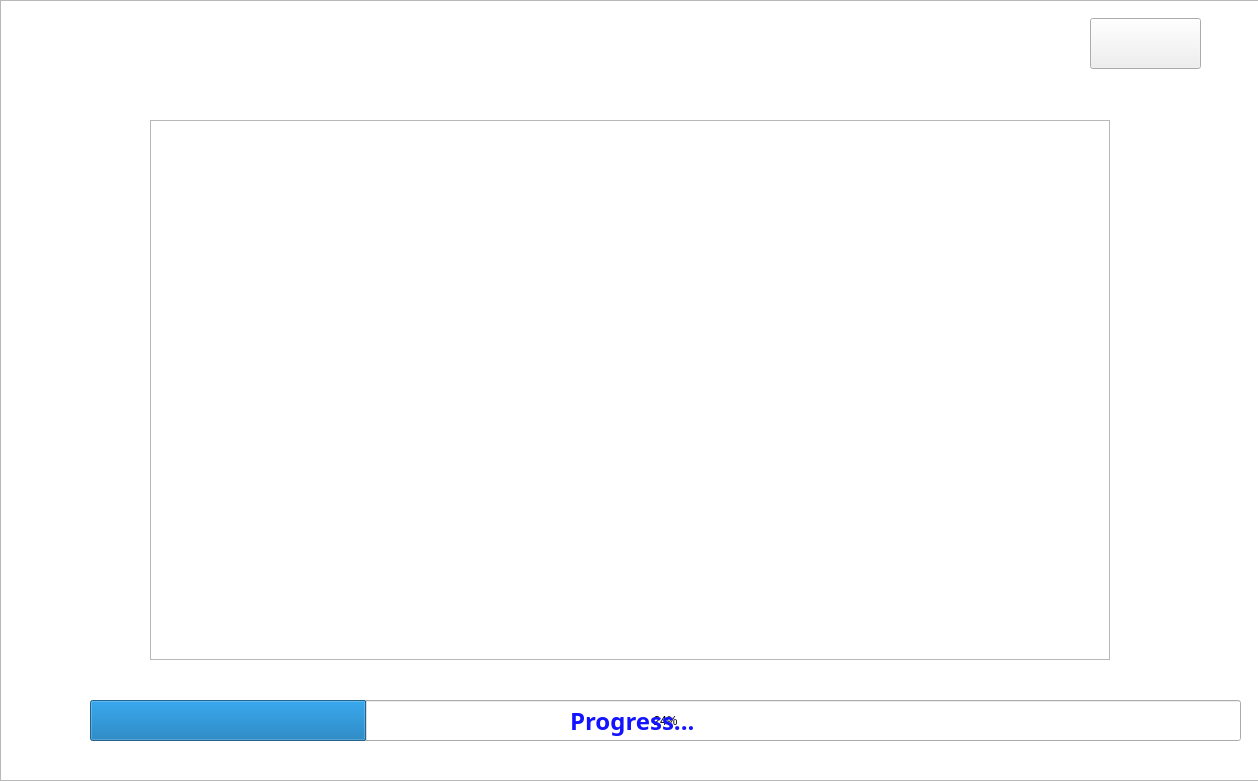
Old version of the form ui/store.ui in the repository Algostu/chungyo.
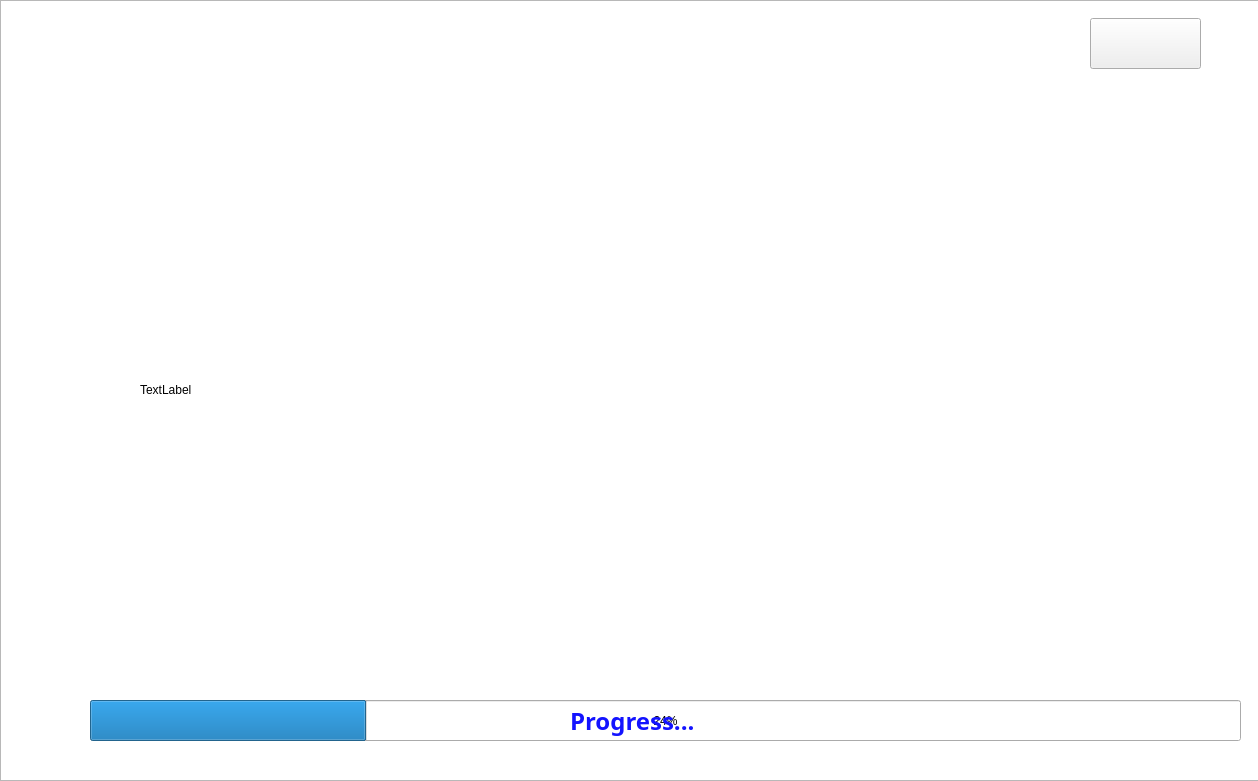
New version of the form. Icons and pictures are not drawn.

```diff
--- a/ui/store.ui
+++ b/ui/store.ui
@@ -67,22 +67,6 @@
      <string/>
     </property>
    </widget>
-   <widget class="QFrame" name="frame">
-    <property name="geometry">
-     <rect>
-      <x>150</x>
-      <y>120</y>
-      <width>960</width>
-      <height>540</height>
-     </rect>
-    </property>
-    <property name="frameShape">
-     <enum>QFrame::StyledPanel</enum>
-    </property>
-    <property name="frameShadow">
-     <enum>QFrame::Raised</enum>
-    </property>
-   </widget>
    <widget class="QGraphicsView" name="graphicsView">
     <property name="geometry">
      <rect>
@@ -157,6 +141,19 @@
      <string>Progress...</string>
     </property>
    </widget>
+   <widget class="QLabel" name="frame">
+    <property name="geometry">
+     <rect>
+      <x>140</x>
+      <y>120</y>
+      <width>960</width>
+      <height>540</height>
+     </rect>
+    </property>
+    <property name="text">
+     <string>TextLabel</string>
+    </property>
+   </widget>
    <zorder>graphicsView</zorder>
    <zorder>label</zorder>
    <zorder>label_2</zorder>
```
Left out of the diff: 2 changed lines with no effect on the pictures.
